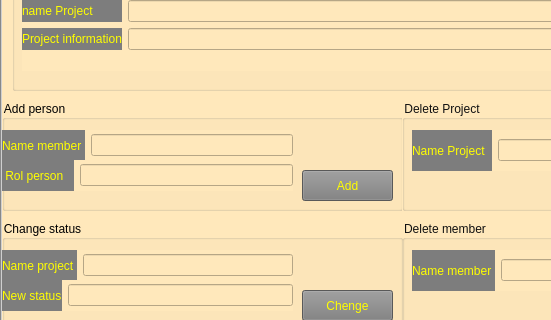
First picture: the form in taskmanager.ui, repository masislhi/AP-Project, before the edit; both pictures show x 0 to 551 and y 95 to 415 of the 800 by 600 pixel window.
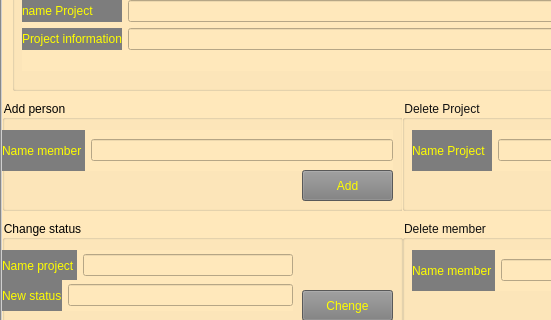
Second picture: the form after the edit. The open tabs and pages were chosen to show the change.

Diff of the .ui file:
```diff
--- a/taskmanager.ui
+++ b/taskmanager.ui
@@ -1050,8 +1050,8 @@
         <rect>
          <x>0</x>
          <y>30</y>
-         <width>291</width>
-         <height>31</height>
+         <width>391</width>
+         <height>41</height>
         </rect>
        </property>
        <layout class="QHBoxLayout" name="horizontalLayout_19">
@@ -1096,36 +1096,6 @@
         <string>Add</string>
        </property>
       </widget>
-      <widget class="QWidget" name="horizontalLayoutWidget_20">
-       <property name="geometry">
-        <rect>
-         <x>0</x>
-         <y>60</y>
-         <width>291</width>
-         <height>31</height>
-        </rect>
-       </property>
-       <layout class="QHBoxLayout" name="horizontalLayout_20">
-        <item>
-         <widget class="QLabel" name="label_40">
-          <property name="styleSheet">
-           <string notr="true">background-color: rgb(125, 125, 125);
-font: 14pt &quot;Segoe UI&quot;;
-font: 700 10pt &quot;Segoe UI&quot;;
-border-top-color: rgb(255, 42, 81);
-font: 8pt &quot;Segoe UI&quot;;
-color: rgb(255, 255, 0);</string>
-          </property>
-          <property name="text">
-           <string> Rol person   </string>
-          </property>
-         </widget>
-        </item>
-        <item>
-         <widget class="QLineEdit" name="lineEdit_36"/>
-        </item>
-       </layout>
-      </widget>
      </widget>
      <widget class="QGroupBox" name="groupBox_19">
       <property name="geometry">
```
Left out of the diff: 4 changed lines with no effect on the pictures.
